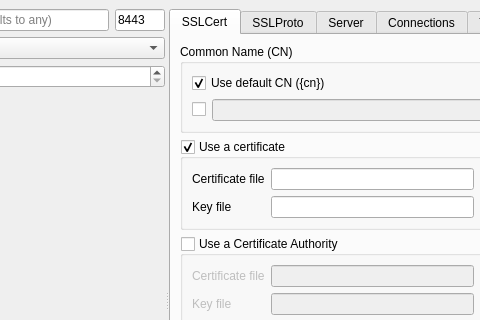
abbbe/sslcaudit, file ui/main.ui: the form before one commit; both pictures show x 204 to 684 and y 0 to 320 of the 796 by 600 pixel window.
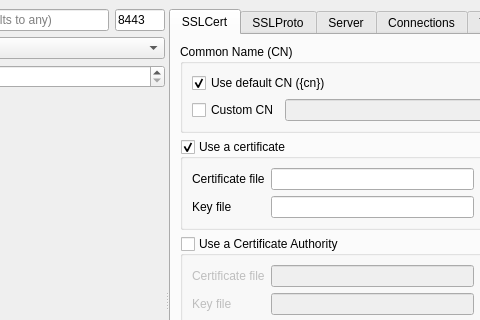
The form after the commit. The open tabs and pages were chosen to show the change.

Commit message: Added text to user-supplied CN textbox

Patch:
```diff
--- a/ui/main.ui
+++ b/ui/main.ui
@@ -191,7 +191,7 @@
                  <bool>true</bool>
                 </property>
                 <property name="text">
-                 <string/>
+                 <string>Custom CN</string>
                 </property>
                </widget>
               </item>
```
Left out of the diff: 2 changed lines with no effect on the pictures.
